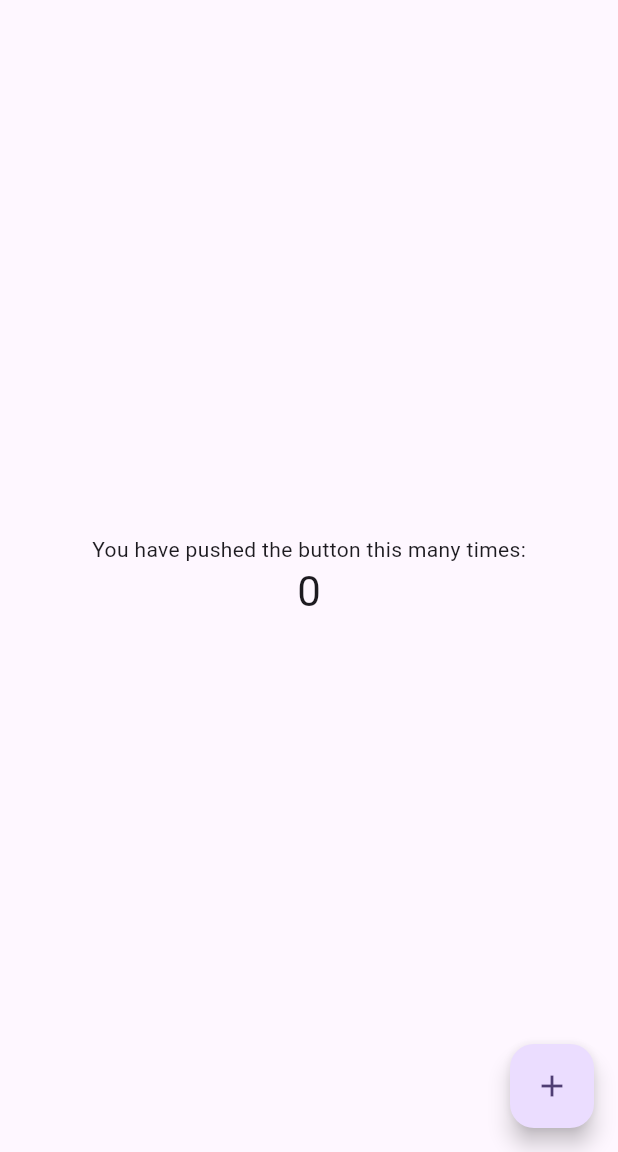
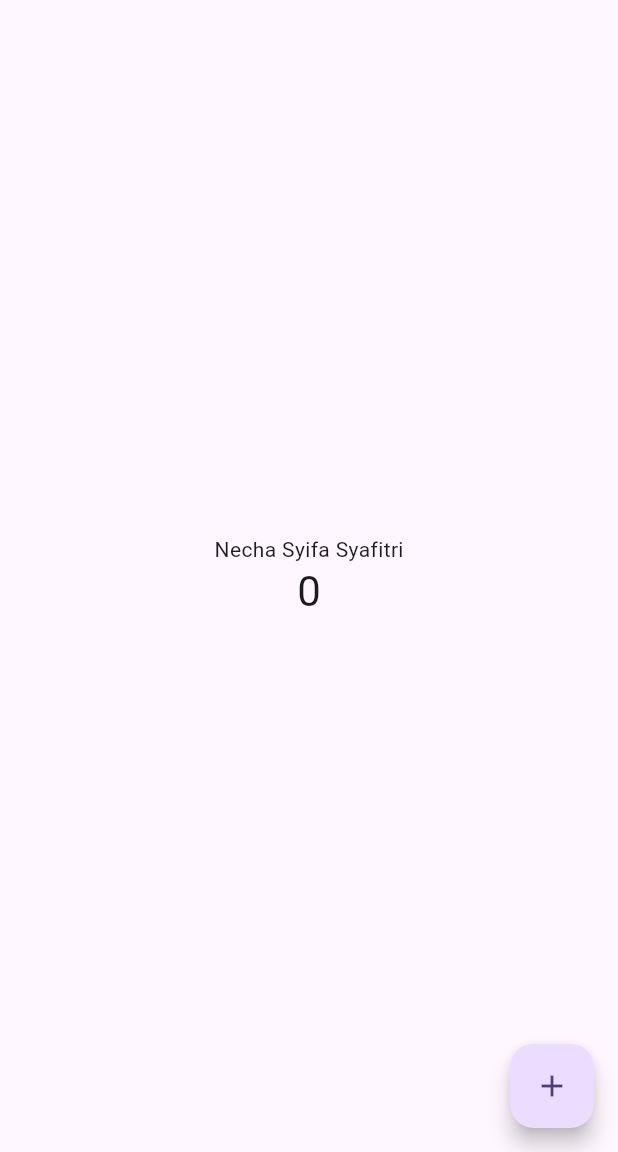
Before and after one commit to nechasyifa/PemrogramanMobile-Ganjil-2025, a Flutter app: the screen it shows after launch, on a phone screen of 412 x 824 dp, the part 84-1236 px from its top. Run offline on Flutter 3.47's test engine with Material 3 defaults, Android fonts, the phone set to English and light mode, and no system bars.

Commit message:
JS5_P3_Langkah12

```diff
--- a/Week5/hello_world/lib/main.dart
+++ b/Week5/hello_world/lib/main.dart
@@ -104,7 +104,7 @@ class _MyHomePageState extends State<MyHomePage> {
           // wireframe for each widget.
           mainAxisAlignment: MainAxisAlignment.center,
           children: <Widget>[
-            const Text('You have pushed the button this many times:'),
+            const Text('Necha Syifa Syafitri'),
             Text(
               '$_counter',
               style: Theme.of(context).textTheme.headlineMedium,
```
Also changed, not shown: Week5/hello_world/images/01.png (added), 1 other file.
